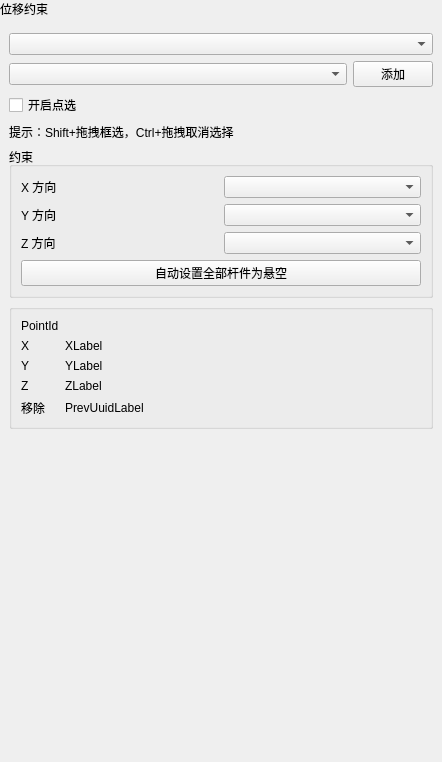
The window that plugins/Base_PhysicalField/DisplacementConstraintWidget.ui (asd977/base_cae) describes before a commit, drawn with Qt 5.
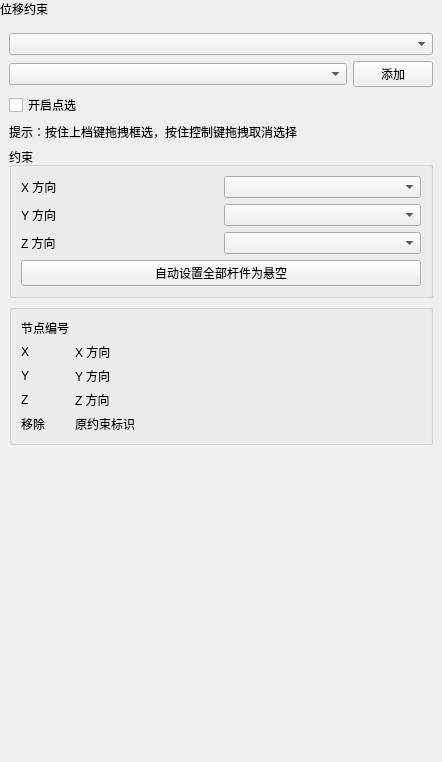
The same window after the commit. Custom widgets are drawn as their Qt base class.

```diff
--- a/plugins/Base_PhysicalField/DisplacementConstraintWidget.ui
+++ b/plugins/Base_PhysicalField/DisplacementConstraintWidget.ui
@@ -139,7 +139,7 @@
         <item>
          <widget class="QLabel" name="boxSelectHintLabel">
           <property name="text">
-           <string>提示：Shift+拖拽框选，Ctrl+拖拽取消选择</string>
+           <string>提示：按住上档键拖拽框选，按住控制键拖拽取消选择</string>
           </property>
           <property name="wordWrap">
            <bool>false</bool>
@@ -272,7 +272,7 @@
            <item row="2" column="1">
             <widget class="QLabel" name="YLabel">
              <property name="text">
-              <string>YLabel</string>
+              <string>Y 方向</string>
              </property>
             </widget>
            </item>
@@ -292,14 +292,14 @@
            <item row="4" column="1">
             <widget class="QLabel" name="PrevUuidLabel">
              <property name="text">
-              <string>PrevUuidLabel</string>
+              <string>原约束标识</string>
              </property>
             </widget>
            </item>
            <item row="1" column="1">
             <widget class="QLabel" name="XLabel">
              <property name="text">
-              <string>XLabel</string>
+              <string>X 方向</string>
              </property>
             </widget>
            </item>
@@ -338,14 +338,14 @@
               </size>
              </property>
              <property name="text">
-              <string>PointId</string>
+              <string>节点编号</string>
              </property>
             </widget>
            </item>
            <item row="3" column="1">
             <widget class="QLabel" name="ZLabel">
              <property name="text">
-              <string>ZLabel</string>
+              <string>Z 方向</string>
              </property>
             </widget>
            </item>
```
Left out of the diff: 2 changed lines with no effect on the pictures.
